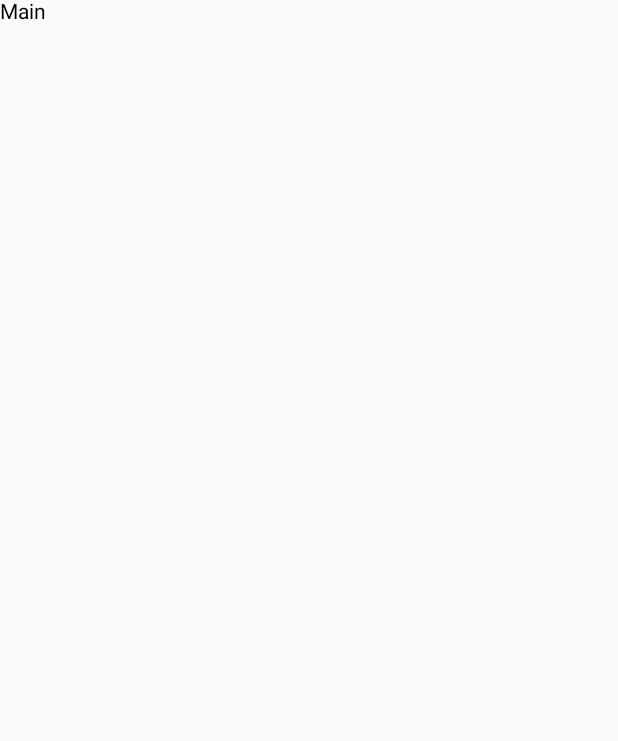
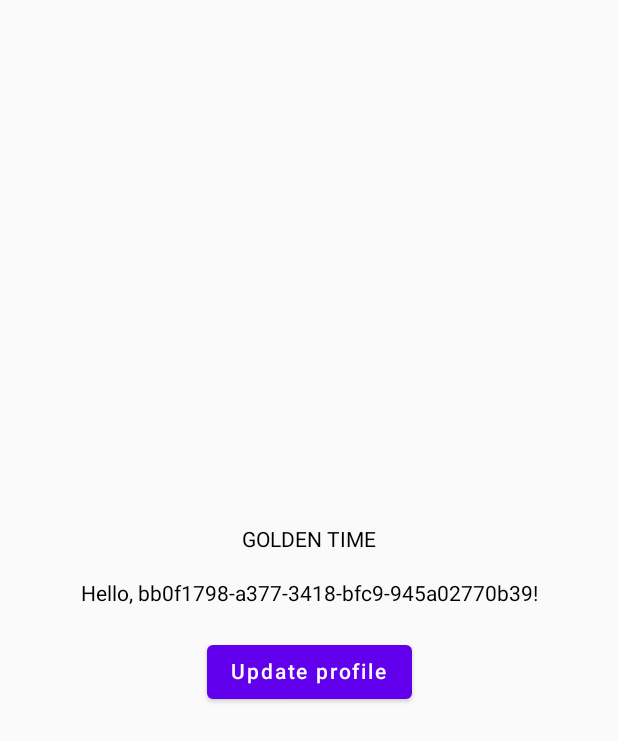
Before and after one commit to gdg-yonsei/golden-time-android, an Android app built with Jetpack Compose: the screen it shows after launch (MainActivity), on a phone screen of 412 x 824 dp. Before the commit the part shown is almost empty. Shown: the top 741 px of the screen. Run offline under Robolectric (Android 15) with nearby library versions, the phone set to English and light mode, and no system bars; our stand-ins replace livedata-compose.

Commit message:
feat: apply mvvm pattern on main page

```diff
--- a/app/build.gradle
+++ b/app/build.gradle
@@ -51,11 +51,13 @@ dependencies {
     // Core
     implementation 'androidx.core:core-ktx:1.9.0'
     implementation 'androidx.lifecycle:lifecycle-runtime-ktx:2.5.1'
+    implementation 'androidx.lifecycle:lifecycle-viewmodel-compose:2.5.1'
 
     // Compose
     implementation 'androidx.activity:activity-compose:1.6.1'
     implementation "androidx.compose.ui:ui:$compose_ui_version"
     implementation 'androidx.compose.material:material:1.3.1'
+    implementation "androidx.compose.runtime:runtime-livedata:$compose_ui_version"
 
     // Firebase
     implementation platform('com.google.firebase:firebase-bom:31.2.0')
--- /dev/null
+++ b/app/src/main/java/com/next/goldentime/model/profile/Profile.kt
@@ -0,0 +1,7 @@
+package com.next.goldentime.model.profile
+
+import java.util.UUID
+
+data class Profile(
+    val name: String = UUID.randomUUID().toString()
+)
--- /dev/null
+++ b/app/src/main/java/com/next/goldentime/model/profile/ProfileRepository.kt
@@ -0,0 +1,20 @@
+package com.next.goldentime.model.profile
+
+import androidx.lifecycle.LiveData
+import androidx.lifecycle.MutableLiveData
+
+class ProfileRepository {
+    private val _profile = MutableLiveData<Profile>()
+
+    init {
+        _profile.value = Profile()
+    }
+
+    fun watchProfile(): LiveData<Profile> {
+        return _profile
+    }
+
+    fun setProfile(profile: Profile) {
+        _profile.value = profile
+    }
+}
--- a/app/src/main/java/com/next/goldentime/presentation/main/MainActivity.kt
+++ b/app/src/main/java/com/next/goldentime/presentation/main/MainActivity.kt
@@ -3,13 +3,37 @@ package com.next.goldentime.presentation.main
 import android.os.Bundle
 import androidx.activity.ComponentActivity
 import androidx.activity.compose.setContent
+import androidx.activity.viewModels
+import androidx.compose.foundation.layout.*
+import androidx.compose.material.Button
 import androidx.compose.material.Text
+import androidx.compose.runtime.getValue
+import androidx.compose.runtime.livedata.observeAsState
+import androidx.compose.ui.Alignment
+import androidx.compose.ui.Modifier
+import androidx.compose.ui.unit.dp
+import com.next.goldentime.model.profile.Profile
 
 class MainActivity : ComponentActivity() {
+    private val model: MainViewModel by viewModels()
+
     override fun onCreate(savedInstanceState: Bundle?) {
         super.onCreate(savedInstanceState)
+
         setContent {
-            Text("Main")
+            val profile by model.profile.observeAsState(Profile())
+
+            Column(
+                modifier = Modifier.fillMaxWidth().fillMaxHeight(),
+                verticalArrangement = Arrangement.spacedBy(space = 20.dp, alignment = Alignment.CenterVertically),
+                horizontalAlignment = Alignment.CenterHorizontally
+            ) {
+                Text("GOLDEN TIME")
+                Text("Hello, ${profile.name}!")
+                Button(onClick = { model.updateProfile() }) {
+                    Text("Update profile")
+                }
+            }
         }
     }
 }
--- /dev/null
+++ b/app/src/main/java/com/next/goldentime/presentation/main/MainViewModel.kt
@@ -0,0 +1,15 @@
+package com.next.goldentime.presentation.main
+
+import androidx.lifecycle.ViewModel
+import com.next.goldentime.model.profile.Profile
+import com.next.goldentime.model.profile.ProfileRepository
+
+class MainViewModel : ViewModel() {
+    private val profileRepository = ProfileRepository()
+
+    val profile = profileRepository.watchProfile()
+
+    fun updateProfile() {
+        profileRepository.setProfile(Profile())
+    }
+}
```
Also changed, not shown: 1 other file.
